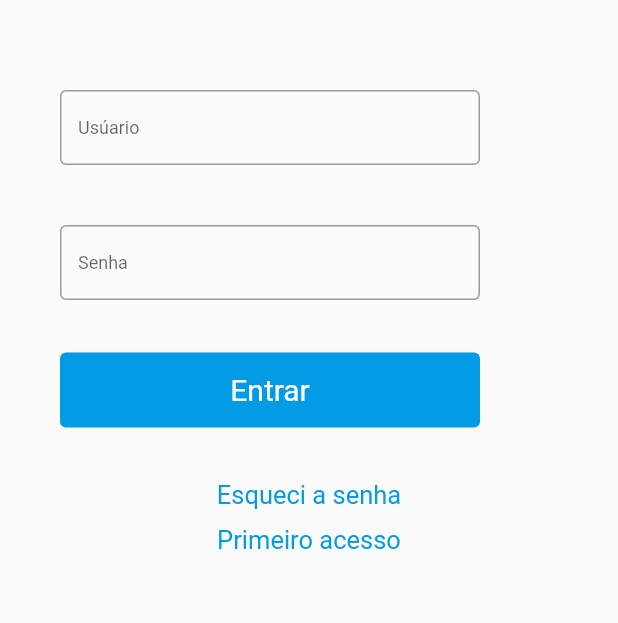
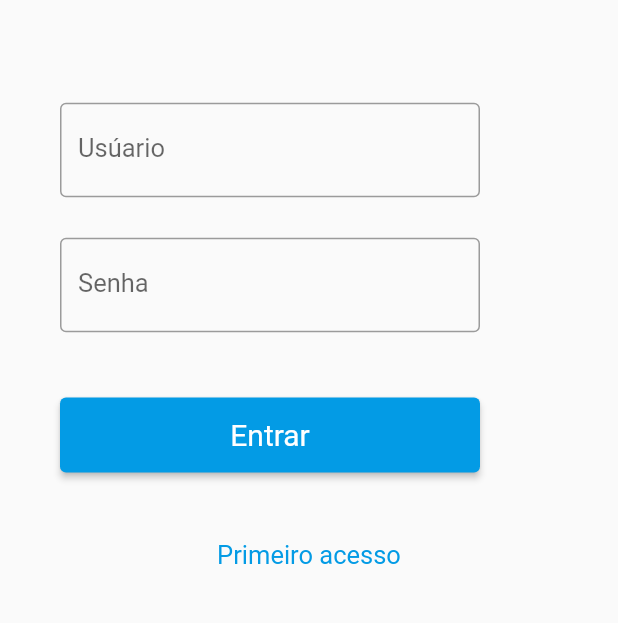
Before and after one commit to giohana/Alimentador-de-Pets, a Flutter app: the screen it shows after launch, on a phone screen of 412 x 824 dp, the part 240-863 px from its top. Run offline on Flutter 3.47's test engine with Material 2 defaults, Android fonts, the phone set to English and light mode, and no system bars.

Commit message:
App flutter

```diff
--- a/lib/src/components/Input.dart
+++ b/lib/src/components/Input.dart
@@ -1,17 +1,41 @@
 import 'package:flutter/material.dart';
 
-class Input extends StatelessWidget {
+class Input extends StatefulWidget {
   //const Input({Key key}) : super(key: key);
-  var ctrl;
-  var keyboard;
-  var label = '';
+  final TextEditingController ctrl;
+  final TextInputType keyboard;
+  final String label;
+  final bool obscurePassword;
+  final String hint;
+  final FormFieldValidator<String> validator;
+  final TextInputAction textInputAction;
+  final FocusNode focusNode;
 
-  Input({@required this.ctrl, @required this.keyboard, @required this.label});
 
+  Input(
+    this.keyboard,
+    this.label,
+    this.ctrl,
+    {
+    this.obscurePassword = false,
+    this.hint,
+    this.validator,
+    this.textInputAction,
+    this.focusNode,
+
+  });
+
+
+
+  @override
+  _InputState createState() => _InputState();
+}
+
+class _InputState extends State<Input> {
   @override
   Widget build(BuildContext context) {
     return Container(
-      height: 50,
+      height: 80,
       child: Row(children: <Widget>[
         SizedBox(
           width: 40,
@@ -19,14 +43,22 @@ class Input extends StatelessWidget {
         Container(
           width: 280,
           child: TextFormField(
-            controller: ctrl,
-            keyboardType: keyboard,
+            controller: widget.ctrl,
+            keyboardType: widget.keyboard,
+            textInputAction: widget.textInputAction,
+            focusNode: widget.focusNode,
+            obscureText: widget.obscurePassword,
+            validator: widget.validator,
             style: TextStyle(
               fontSize: 20,
             ),
             decoration: InputDecoration(
-              labelText: label,
-              labelStyle: TextStyle(fontSize: 12),
+              labelText: widget.label,
+              labelStyle: TextStyle(fontSize: 17),
+              hintText: widget.hint,
+              hintStyle: TextStyle(
+                fontSize: 15,
+              ),
               border: OutlineInputBorder(),
             ),
           ),
--- a/lib/src/components/Submit.dart
+++ b/lib/src/components/Submit.dart
@@ -4,12 +4,12 @@ import 'package:flutter/material.dart';
 class SubmitBotton extends StatelessWidget {
   //const SubmitBotton({Key key}) : super(key: key);
 
-  var ctrl;
-  var title;
+  final Function ctrl;
+  final String title;
 
   SubmitBotton({
-    @required this.ctrl,
-    @required this.title,
+    this.ctrl,
+    this.title,
   });
 
   @override
--- a/lib/src/screens/Login.dart
+++ b/lib/src/screens/Login.dart
@@ -1,5 +1,3 @@
-
-
 import 'package:flutter/material.dart';
 import 'package:flutter_pets/src/components/Hyperlink.dart';
 import 'package:flutter_pets/src/components/Input.dart';
@@ -16,9 +14,21 @@ class Login extends StatefulWidget {
 }
 
 class _LoginState extends State<Login> {
+  var _ctrlLoginPassword = TextEditingController();
+  var _ctrlLoginUser = TextEditingController();
+  final _formKey = GlobalKey<FormState>();
+  final _focusSenha = FocusNode();
+
+  @override
+  void initState(){
+    super.initState();
+  }
+
   @override
   Widget build(BuildContext context) {
-    return Container(
+    return Form(
+      key: _formKey,
+      child: Container(
         child: Scaffold(
           body: Center(
             child: ListView(
@@ -34,41 +44,76 @@ class _LoginState extends State<Login> {
                   height: 60,
                 ),
                 Input(
-                ctrl: ddd(),
-                keyboard: TextInputType.text,
-                label: 'Usúario',
+                  TextInputType.text,
+                  "Usúario",
+                  _ctrlLoginUser,
+                  hint: "usuario01",
+                  validator: _validateLogin,
+                  textInputAction: TextInputAction.next,
                 ),
                 SizedBox(
-                height: 40,
+                  height: 10,
                 ),
                 Input(
-                ctrl: ddd(),
-                keyboard: TextInputType.number,
-                label: 'Senha',
+                  TextInputType.number,
+                  "Senha",
+                  _ctrlLoginPassword,
+                  hint: "Senha numérica de 4 dígitos",
+                  obscurePassword: true,
+                  validator: _validatePassword,
+                  textInputAction: TextInputAction.done,
+                  focusNode: _focusSenha,
                 ),
                 SubmitBotton(
-                ctrl: ddd(),
-                title: 'Entrar',),
-              Hyperlink(text: 'Esqueci a senha', ctrl: () => launch('https://www.google.com/')),
+                  ctrl: _ctrlLogin,
+                  title: 'Entrar',
+                ),
+                //Hyperlink(text: 'Esqueci a senha', ctrl: () => launch('https://www.google.com/')),
                 SizedBox(
                   height: 10,
                 ),
                 Hyperlink(
                     text: 'Primeiro acesso',
-                  ctrl: () => { Navigator.push(
+                    ctrl: () => {
+                          Navigator.push(
                               context,
-                      MaterialPageRoute(builder: (context) => Cadastro()))})
-
+                              MaterialPageRoute(
+                                  builder: (context) => Cadastro()))
+                        })
               ],
+            ),
           ),
         ),
       ),
     );
   }
+
+  void _ctrlLogin() {
+    bool formOk = _formKey.currentState.validate();
+    if (!formOk) {
+      return;
     }
 
-ddd() {}
+    String user = _ctrlLoginUser.text;
+    String password = _ctrlLoginPassword.text;
 
-submit(){
+    print("User: $user, Senha: $password");
+  }
 
+  String _validateLogin(String text) {
+    if (text.isEmpty) {
+      return "Digite o usúario!";
     }
+    return null;
+  }
+
+    String _validatePassword(String text) {
+    if (text.isEmpty) {
+      return "Digite a senha!";
+    }
+    if(text.length <= 3 || text.length > 4){
+      return "A senha deve conter 4 números.";
+    }
+    return null;
+  }
+}
--- a/pubspec.yaml
+++ b/pubspec.yaml
@@ -30,12 +30,13 @@ dependencies:
   cupertino_icons: ^1.0.2
   url_launcher: ^6.0.2
   json_annotation: ^4.0.1
+  json_serializable: ^4.1.0
 
 dev_dependencies:
   flutter_test:
     sdk: flutter
   build_runner: ^1.12.2
-  json_serializable: ^4.1.0
+
 
 # For information on the generic Dart part of this file, see the
 # following page: https://dart.dev/tools/pub/pubspec
@@ -55,6 +56,9 @@ flutter:
     - assets/image/Line.png
     - assets/data/consumoPetCat.json
     - assets/data/consumoPetDog.json
+    - assets/data/typePet.json
+
+
 
 
 
```
Also changed, not shown: assets/data/typePet.json (added, +10 -0 lines), lib/src/components/DropDownButton.dart (added, +116 -0 lines), lib/src/models/TypePetModel.dart (added, +18 -0 lines), lib/src/screens/Cadastro.dart (+4 -15 lines), lib/src/screens/PetCadastro.dart (+39 -18 lines), pubspec.lock, 1 other file. Lines whose indentation alone changed are shown as unchanged.
